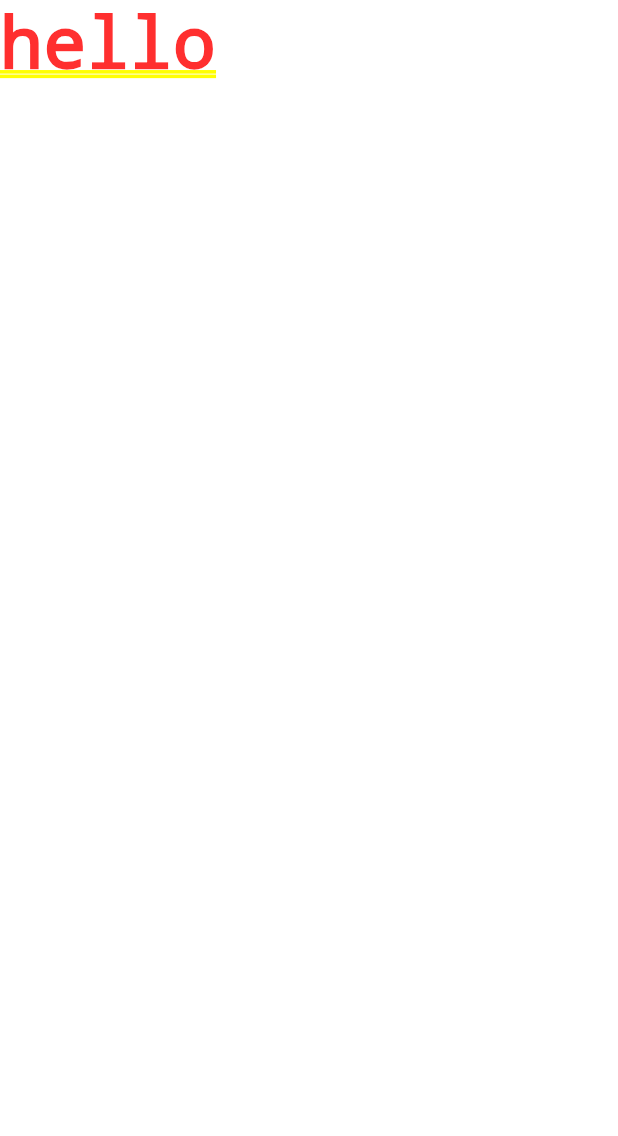
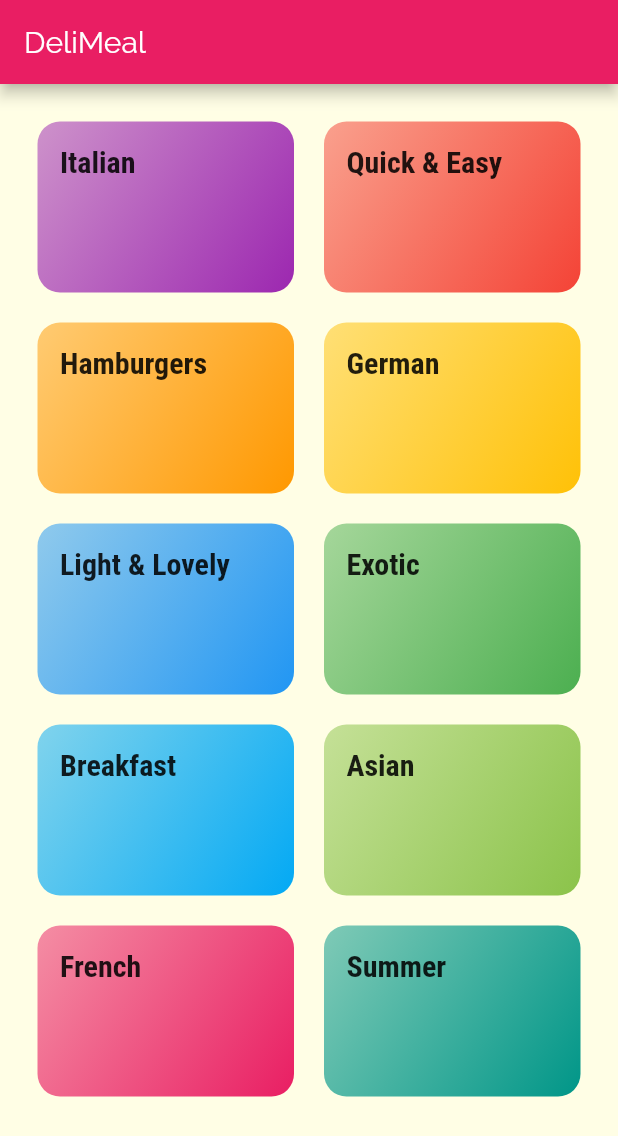
Before and after one commit to hpatel32/meal_app, a Flutter app: the screen it shows after launch, on a phone screen of 412 x 824 dp. Shown: the top 1136 px of the screen. Run offline on Flutter 3.47's test engine with Material 2 defaults, Android fonts, the phone set to English and light mode, and no system bars.

Commit message:
Able to make category item on screen.

```diff
--- /dev/null
+++ b/lib/categories_screen.dart
@@ -0,0 +1,22 @@
+import 'package:flutter/material.dart';
+import 'package:meal_app/dummy_data.dart';
+import 'package:meal_app/category_item.dart';
+
+class CategoriesScreen extends StatelessWidget {
+  @override
+  Widget build(BuildContext context) {
+    return GridView(
+      padding: EdgeInsets.all(25),
+      children: <Widget>[
+        for (var i = 0; i < DUMMY_CATEGORIES.length; i++)
+          CategoryItem(DUMMY_CATEGORIES[i].title, DUMMY_CATEGORIES[i].color),
+      ],
+      gridDelegate: SliverGridDelegateWithMaxCrossAxisExtent(
+        maxCrossAxisExtent: 200,
+        childAspectRatio: 3 / 2,
+        crossAxisSpacing: 20,
+        mainAxisSpacing: 20,
+      ),
+    );
+  }
+}
--- /dev/null
+++ b/lib/category_item.dart
@@ -0,0 +1,30 @@
+import 'package:flutter/material.dart';
+
+class CategoryItem extends StatelessWidget {
+  final String title;
+  final Color color;
+
+  CategoryItem(this.title, this.color);
+
+  @override
+  Widget build(BuildContext context) {
+    return Container(
+      child: Text(
+        title,
+        style: TextStyle(
+            fontFamily: 'RobotoCondensed',
+            fontSize: 20,
+            fontWeight: FontWeight.bold),
+      ),
+      padding: EdgeInsets.all(15),
+      decoration: BoxDecoration(
+        gradient: LinearGradient(
+          colors: [color.withOpacity(0.5), color],
+          begin: Alignment.topLeft,
+          end: Alignment.bottomRight,
+        ),
+        borderRadius: BorderRadius.circular(15),
+      ),
+    );
+  }
+}
--- /dev/null
+++ b/lib/dummy_data.dart
@@ -0,0 +1,56 @@
+import 'package:flutter/material.dart';
+
+import './models/category.dart';
+
+const DUMMY_CATEGORIES = const [
+  Category(
+    id: 'c1',
+    title: 'Italian',
+    color: Colors.purple,
+  ),
+  Category(
+    id: 'c2',
+    title: 'Quick & Easy',
+    color: Colors.red,
+  ),
+  Category(
+    id: 'c3',
+    title: 'Hamburgers',
+    color: Colors.orange,
+  ),
+  Category(
+    id: 'c4',
+    title: 'German',
+    color: Colors.amber,
+  ),
+  Category(
+    id: 'c5',
+    title: 'Light & Lovely',
+    color: Colors.blue,
+  ),
+  Category(
+    id: 'c6',
+    title: 'Exotic',
+    color: Colors.green,
+  ),
+  Category(
+    id: 'c7',
+    title: 'Breakfast',
+    color: Colors.lightBlue,
+  ),
+  Category(
+    id: 'c8',
+    title: 'Asian',
+    color: Colors.lightGreen,
+  ),
+  Category(
+    id: 'c9',
+    title: 'French',
+    color: Colors.pink,
+  ),
+  Category(
+    id: 'c10',
+    title: 'Summer',
+    color: Colors.teal,
+  ),
+];
--- a/lib/main.dart
+++ b/lib/main.dart
@@ -1,4 +1,5 @@
 import 'package:flutter/material.dart';
+import 'package:meal_app/categories_screen.dart';
 
 void main() {
   runApp(MyApp());
@@ -11,10 +12,35 @@ class MyApp extends StatelessWidget {
     return MaterialApp(
       title: 'Flutter Demo',
       theme: ThemeData(
-        primarySwatch: Colors.blue,
-        visualDensity: VisualDensity.adaptivePlatformDensity,
+        primarySwatch: Colors.pink,
+        accentColor: Colors.amber,
+        canvasColor: Color.fromRGBO(255, 254, 229, 1),
+        fontFamily: 'Raleway',
+        textTheme: ThemeData.light().textTheme.copyWith(
+              title: TextStyle(
+                fontSize: 24,
+                fontFamily: 'RobotoCondensed',
+              ),
+            ),
       ),
-      home: Text('hello'),
+      home: MyHomePage(),
     );
   }
 }
+
+class MyHomePage extends StatefulWidget {
+  @override
+  _MyHomePageState createState() => _MyHomePageState();
+}
+
+class _MyHomePageState extends State<MyHomePage> {
+  @override
+  Widget build(BuildContext context) {
+    return Scaffold(
+      appBar: AppBar(
+        title: Text('DeliMeal'),
+      ),
+      body: CategoriesScreen(),
+    );
+  }
+}
--- /dev/null
+++ b/lib/models/category.dart
@@ -0,0 +1,9 @@
+import 'package:flutter/material.dart';
+
+class Category {
+  final String id;
+  final String title;
+  final Color color;
+
+  const Category({this.id, this.title, this.color});
+}
```
Also changed, not shown: pubspec.yaml (+18 -14 lines), assets/fonts/Raleway-Black.ttf (added), assets/fonts/Raleway-Bold.ttf (added), assets/fonts/Raleway-Regular.ttf (added), assets/fonts/RobotoCondensed-Bold.ttf (added), assets/fonts/RobotoCondensed-Italic.ttf (added), assets/fonts/RobotoCondensed-Light.ttf (added), assets/fonts/RobotoCondensed-Regular.ttf (added).
